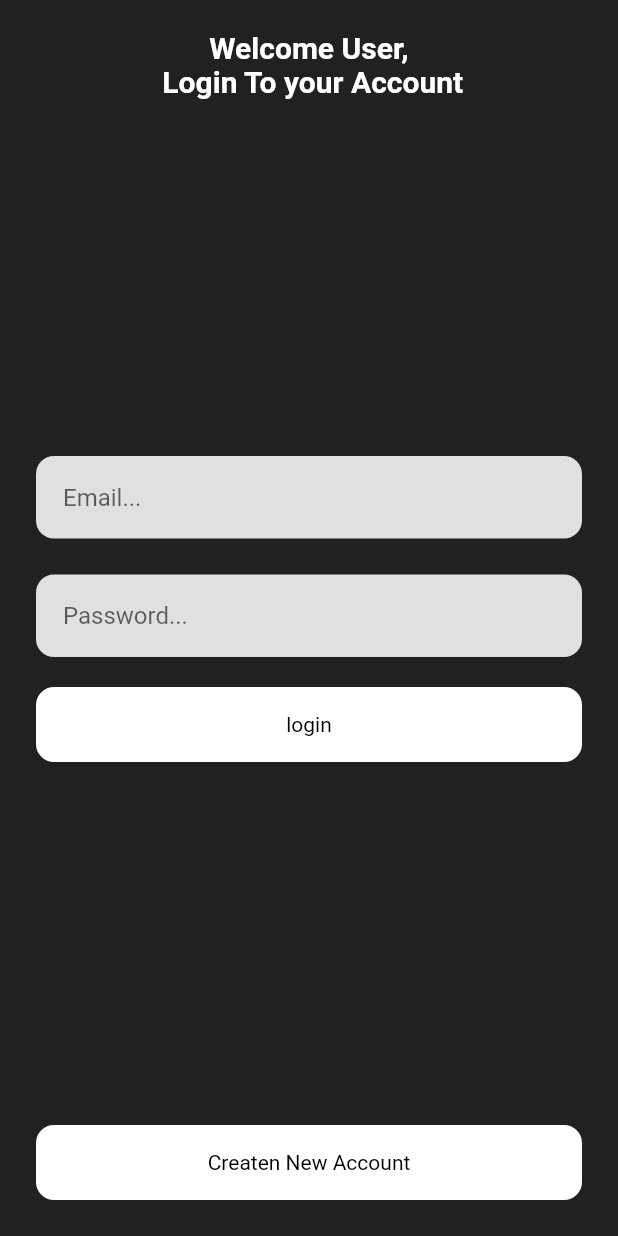
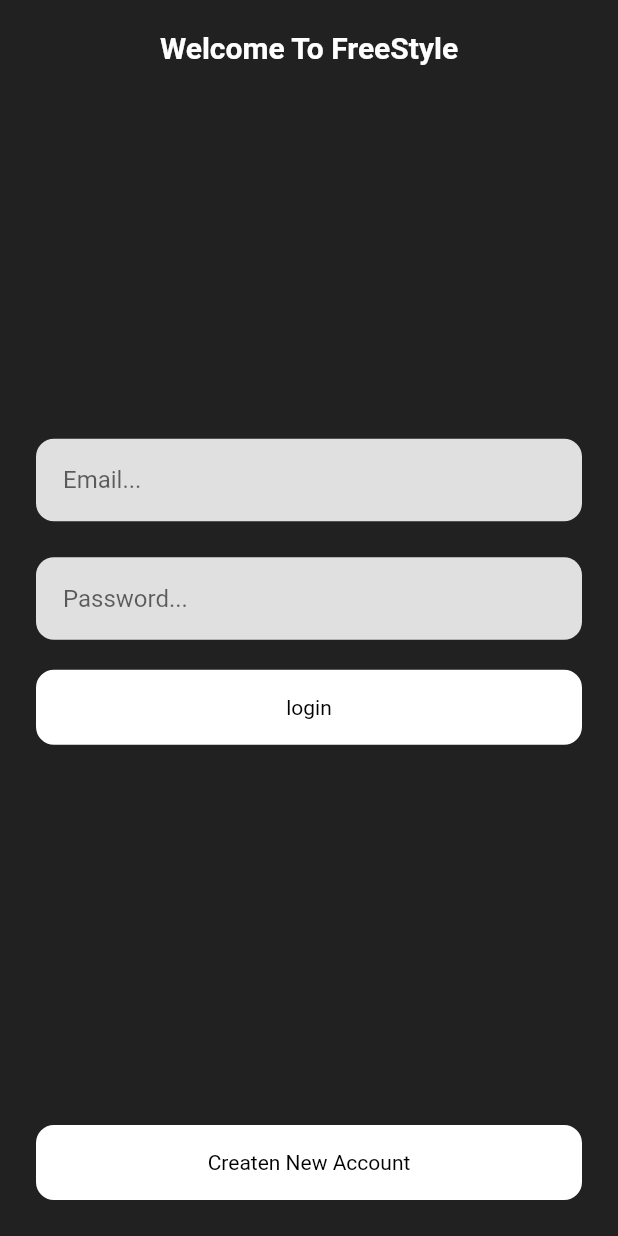
Before and after one commit to svz1/freestyle-app, a Flutter app: the screen it shows after launch, on a phone screen of 412 x 824 dp. Run offline on Flutter 3.47's test engine with Material 2 defaults, Android fonts, the phone set to English and light mode, and no system bars; our stand-ins replace cloud_firestore, firebase_auth, firebase_core; accounts and stored records are empty.

Commit message:
FreeStyle App Submission

```diff
--- a/lib/homepage.dart
+++ b/lib/homepage.dart
@@ -1,6 +1,6 @@
-import 'package:firebase_auth/firebase_auth.dart';
+
 import 'package:flutter/material.dart';
-import 'package:flutter_app2/constants.dart';
+
 import 'package:flutter_app2/services/firebase_service.dart';
 import 'package:flutter_app2/tabs/hometab.dart';
 import 'package:flutter_app2/tabs/savedtab.dart';
--- a/lib/login.dart
+++ b/lib/login.dart
@@ -1,6 +1,6 @@
 import 'package:firebase_auth/firebase_auth.dart';
 import 'package:flutter/material.dart';
-import 'package:flutter_app2/screens/register.dart';
+import 'file:///C:/Users/USER/AndroidStudioProjects/flutter_app2/lib/register.dart';
 import 'package:flutter_app2/widgets/custombutton.dart';
 import 'package:flutter_app2/widgets/custominput.dart';
 
@@ -101,7 +101,7 @@ class _loginState extends State<login> {
           children:[
             Padding(
               padding: const EdgeInsets.fromLTRB(0,20,0,0),
-              child: Text("Welcome User,\n Login To your Account",textAlign:TextAlign.center,style:TextStyle(fontWeight: FontWeight.bold,fontSize:20,color: Colors.white),),
+              child: Text("Welcome To FreeStyle",textAlign:TextAlign.center,style:TextStyle(fontWeight: FontWeight.bold,fontSize:20,color: Colors.white),),
             ),
      Column(
           children: [
--- a/lib/screens/product.dart
+++ b/lib/screens/product.dart
@@ -1,6 +1,6 @@
 
-import 'package:cloud_firestore/cloud_firestore.dart';
-import 'package:firebase_auth/firebase_auth.dart';
+
+
 import 'package:flutter/material.dart';
 import 'package:flutter_app2/services/firebase_service.dart';
 import 'package:flutter_app2/widgets/customactionbar.dart';
--- a/lib/tabs/hometab.dart
+++ b/lib/tabs/hometab.dart
@@ -1,7 +1,5 @@
 import 'package:flutter/cupertino.dart';
 import 'package:flutter/material.dart';
-import 'package:flutter_app2/screens/product.dart';
-import 'package:flutter_app2/services/firebase_service.dart';
 import 'package:flutter_app2/widgets/customactionbar.dart';
 import 'package:cloud_firestore/cloud_firestore.dart' ;
 import 'package:flutter_app2/widgets/productcard.dart';
--- a/lib/tabs/searchtab.dart
+++ b/lib/tabs/searchtab.dart
@@ -1,7 +1,6 @@
 import 'package:cloud_firestore/cloud_firestore.dart';
 import 'package:flutter/material.dart';
 import 'package:flutter_app2/services/firebase_service.dart';
-import 'package:flutter_app2/widgets/customactionbar.dart';
 import 'package:flutter_app2/widgets/custominput.dart';
 import 'package:flutter_app2/widgets/productcard.dart';
 
--- a/lib/widgets/customactionbar.dart
+++ b/lib/widgets/customactionbar.dart
@@ -1,5 +1,4 @@
 import 'package:cloud_firestore/cloud_firestore.dart';
-import 'package:firebase_auth/firebase_auth.dart';
 import 'package:flutter/material.dart';
 import 'package:flutter_app2/screens/cartpage.dart';
 import 'package:flutter_app2/services/firebase_service.dart';
--- a/lib/widgets/productcard.dart
+++ b/lib/widgets/productcard.dart
@@ -28,7 +28,7 @@ import 'package:flutter_app2/screens/product.dart';
         height: 350,
         margin:EdgeInsets.symmetric(
           vertical:12,
-          horizontal:30
+          horizontal:24
         ),
         child: Stack(
           children : [
@@ -51,8 +51,8 @@ import 'package:flutter_app2/screens/product.dart';
                 padding: const EdgeInsets.all(20),
                 child: Row(
                   children:[
-                    Text(title,style: TextStyle(fontWeight: FontWeight.bold,fontSize:17),),
-                    SizedBox(width:150,),
+                    Text(title,style: TextStyle(fontWeight: FontWeight.bold,fontSize:23),),
+                    SizedBox(width:120,),
 
 
                     Text(price,style: TextStyle(fontWeight: FontWeight.bold,fontSize:17,color: Colors.deepOrange),),
```
Also changed, not shown: lib/register.dart (renamed from lib/screens/register.dart), 7 other files.
